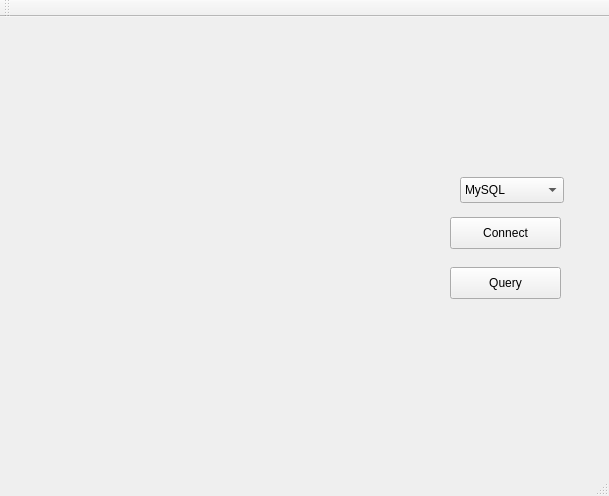
WangHanbin/QtSql, file mainwindow.ui: the form before one commit.
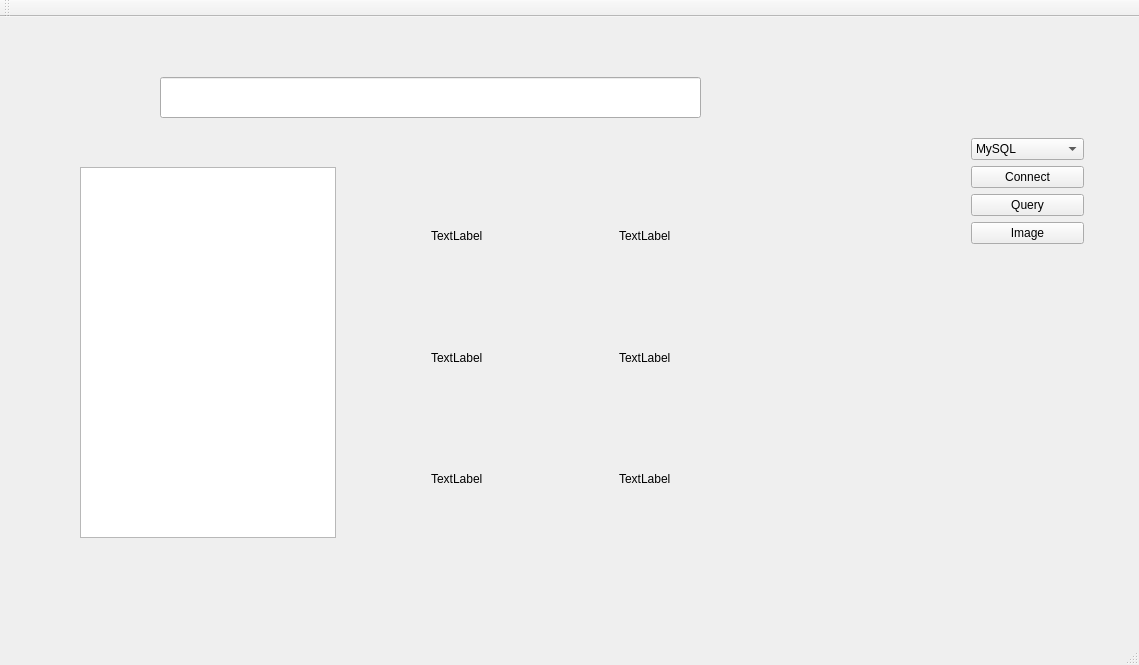
The form after the commit.

Commit message: 1. Display mutil images 2. Input query through the QLineEdit 3. Auto complete the query by QCompleter, TODO:fix the bug->only the first word can be completed. 4. Get the record by QSqlQuery instead of QSqlTableModel. 5. TODO: a. Add the flow chart of the transformaitons. b.Split the textbrower into two parts: status and query record.

```diff
--- a/mainwindow.ui
+++ b/mainwindow.ui
@@ -6,36 +6,46 @@
    <rect>
     <x>0</x>
     <y>0</y>
-    <width>609</width>
-    <height>496</height>
+    <width>1139</width>
+    <height>665</height>
    </rect>
   </property>
   <property name="windowTitle">
    <string>MainWindow</string>
   </property>
   <widget class="QWidget" name="centralWidget">
-   <widget class="QPushButton" name="Connect">
+   <widget class="QLineEdit" name="inQuery">
     <property name="geometry">
      <rect>
-      <x>450</x>
-      <y>200</y>
-      <width>111</width>
-      <height>32</height>
+      <x>160</x>
+      <y>60</y>
+      <width>541</width>
+      <height>41</height>
      </rect>
     </property>
-    <property name="text">
-     <string>Connect</string>
+   </widget>
+   <widget class="QTextBrowser" name="imgInfoText">
+    <property name="geometry">
+     <rect>
+      <x>80</x>
+      <y>150</y>
+      <width>256</width>
+      <height>371</height>
+     </rect>
     </property>
    </widget>
+   <widget class="QWidget" name="">
+    <property name="geometry">
+     <rect>
+      <x>960</x>
+      <y>110</y>
+      <width>135</width>
+      <height>132</height>
+     </rect>
+    </property>
+    <layout class="QVBoxLayout" name="verticalLayout">
+     <item>
    <widget class="QComboBox" name="DriverList">
-    <property name="geometry">
-     <rect>
-      <x>460</x>
-      <y>160</y>
-      <width>104</width>
-      <height>26</height>
-     </rect>
-    </property>
     <item>
      <property name="text">
       <string>MySQL</string>
@@ -62,19 +72,92 @@
      </property>
     </item>
    </widget>
+     </item>
+     <item>
+      <widget class="QPushButton" name="Connect">
+       <property name="text">
+        <string>Connect</string>
+       </property>
+      </widget>
+     </item>
+     <item>
    <widget class="QPushButton" name="Query">
-    <property name="geometry">
-     <rect>
-      <x>450</x>
-      <y>250</y>
-      <width>111</width>
-      <height>32</height>
-     </rect>
-    </property>
     <property name="text">
      <string>Query</string>
     </property>
    </widget>
+     </item>
+     <item>
+      <widget class="QPushButton" name="Image">
+       <property name="text">
+        <string>Image</string>
+       </property>
+      </widget>
+     </item>
+    </layout>
+   </widget>
+   <widget class="QWidget" name="">
+    <property name="geometry">
+     <rect>
+      <x>420</x>
+      <y>150</y>
+      <width>391</width>
+      <height>381</height>
+     </rect>
+    </property>
+    <layout class="QHBoxLayout" name="horizontalLayout">
+     <item>
+      <layout class="QVBoxLayout" name="verticalLayout_2">
+       <item>
+        <widget class="QLabel" name="imgDisplay_1">
+         <property name="text">
+          <string>TextLabel</string>
+         </property>
+        </widget>
+       </item>
+       <item>
+        <widget class="QLabel" name="imgDisplay_3">
+         <property name="text">
+          <string>TextLabel</string>
+         </property>
+        </widget>
+       </item>
+       <item>
+        <widget class="QLabel" name="imgDisplay_5">
+         <property name="text">
+          <string>TextLabel</string>
+         </property>
+        </widget>
+       </item>
+      </layout>
+     </item>
+     <item>
+      <layout class="QVBoxLayout" name="verticalLayout_3">
+       <item>
+        <widget class="QLabel" name="imgDisplay_2">
+         <property name="text">
+          <string>TextLabel</string>
+         </property>
+        </widget>
+       </item>
+       <item>
+        <widget class="QLabel" name="imgDisplay_4">
+         <property name="text">
+          <string>TextLabel</string>
+         </property>
+        </widget>
+       </item>
+       <item>
+        <widget class="QLabel" name="imgDisplay_6">
+         <property name="text">
+          <string>TextLabel</string>
+         </property>
+        </widget>
+       </item>
+      </layout>
+     </item>
+    </layout>
+   </widget>
   </widget>
   <widget class="QMenuBar" name="menuBar">
    <property name="geometry">
```
Left out of the diff: 2 changed lines with no effect on the pictures. Lines whose indentation alone changed are shown as unchanged. The commit also changes 5 other files.
